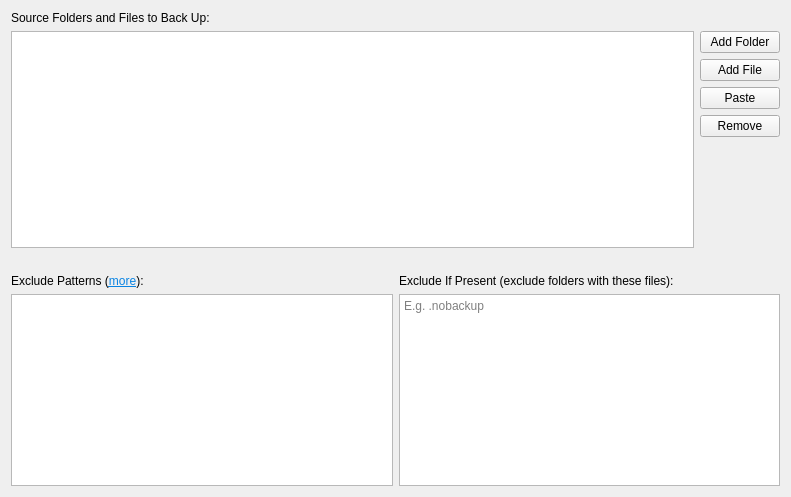
The window that src/vorta/assets/UI/sourcetab.ui (borgbase/vorta) describes before a commit, drawn with Qt 5.
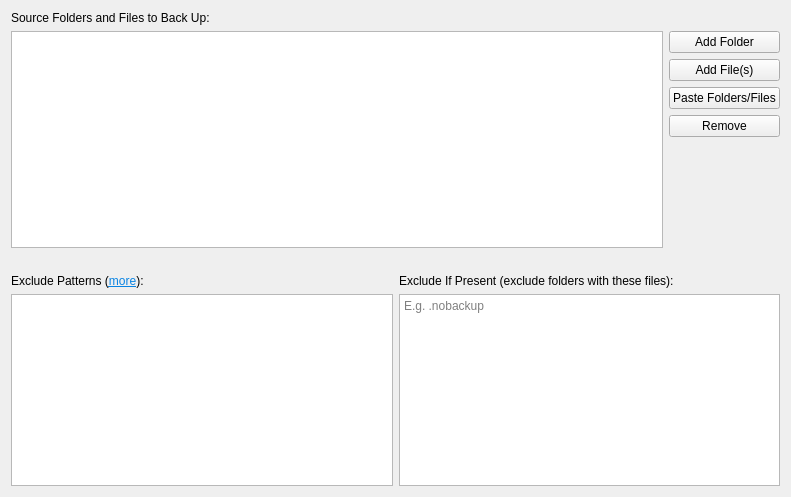
The same window after the commit.

Commit message: Allow selection of multiple files by @samuel-w for #593

Diff of the .ui file:
```diff
--- a/src/vorta/assets/UI/sourcetab.ui
+++ b/src/vorta/assets/UI/sourcetab.ui
@@ -54,7 +54,7 @@
        <item>
         <widget class="QPushButton" name="sourceAddFile">
          <property name="text">
-          <string>Add File</string>
+          <string>Add File(s)</string>
          </property>
         </widget>
        </item>
@@ -64,7 +64,7 @@
           <string>One folder or file per line</string>
          </property>
          <property name="text">
-          <string>Paste</string>
+          <string>Paste Folders/Files</string>
          </property>
         </widget>
        </item>
```
The commit also changes 2 other files.
